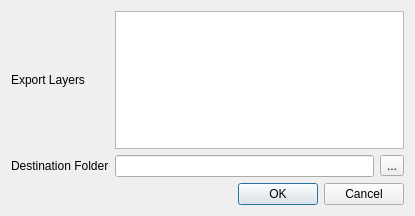
rjspiers/qgis-batch-save-layers, file batch_save_layers_dialog_base.ui: the form before one commit.
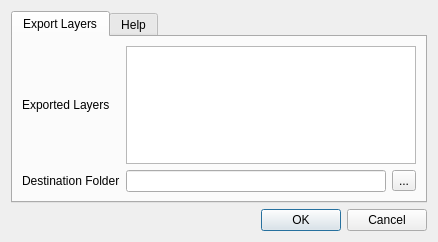
The form after the commit.

The edit to the form file:
```diff
--- a/batch_save_layers_dialog_base.ui
+++ b/batch_save_layers_dialog_base.ui
@@ -6,46 +6,84 @@
    <rect>
     <x>0</x>
     <y>0</y>
-    <width>415</width>
-    <height>216</height>
+    <width>438</width>
+    <height>235</height>
    </rect>
   </property>
   <property name="windowTitle">
    <string>Batch save as shapefile</string>
   </property>
   <layout class="QGridLayout" name="gridLayout">
-   <item row="1" column="2">
-    <widget class="QToolButton" name="toolButton">
-     <property name="toolTip">
-      <string>Set destination folder</string>
-     </property>
-     <property name="text">
-      <string>...</string>
-     </property>
-    </widget>
-   </item>
-   <item row="1" column="1">
-    <widget class="QLineEdit" name="lineEdit">
-     <property name="toolTip">
-      <string>Set destination folder</string>
-     </property>
-    </widget>
-   </item>
    <item row="0" column="0">
-    <widget class="QLabel" name="label">
-     <property name="text">
-      <string>&lt;html&gt;&lt;head/&gt;&lt;body&gt;&lt;p&gt;Export Layers&lt;/p&gt;&lt;/body&gt;&lt;/html&gt;</string>
+    <widget class="QTabWidget" name="tabWidget">
+     <property name="currentIndex">
+      <number>0</number>
      </property>
+     <widget class="QWidget" name="tab">
+      <attribute name="title">
+       <string>Export Layers</string>
+      </attribute>
+      <layout class="QGridLayout" name="gridLayout_2">
+       <item row="0" column="0">
+        <widget class="QLabel" name="label">
+         <property name="text">
+          <string>Exported Layers</string>
+         </property>
+        </widget>
+       </item>
+       <item row="1" column="0">
+        <widget class="QLabel" name="label_2">
+         <property name="text">
+          <string>Destination Folder</string>
+         </property>
+        </widget>
+       </item>
+       <item row="1" column="1">
+        <widget class="QLineEdit" name="lineEdit">
+         <property name="toolTip">
+          <string>Set destination folder</string>
+         </property>
+        </widget>
+       </item>
+       <item row="1" column="2">
+        <widget class="QToolButton" name="toolButton">
+         <property name="toolTip">
+          <string>Set destination folder</string>
+         </property>
+         <property name="text">
+          <string>...</string>
+         </property>
+        </widget>
+       </item>
+       <item row="0" column="1" colspan="2">
+        <widget class="QListWidget" name="listWidget">
+         <property name="toolTip">
+          <string>These layers will all be exported</string>
+         </property>
+         <property name="selectionMode">
+          <enum>QAbstractItemView::NoSelection</enum>
+         </property>
+        </widget>
+       </item>
+      </layout>
+     </widget>
+     <widget class="QWidget" name="tab_2">
+      <attribute name="title">
+       <string>Help</string>
+      </attribute>
+      <layout class="QGridLayout" name="gridLayout_3">
+       <item row="0" column="0">
+        <widget class="QLabel" name="label_3">
+         <property name="text">
+          <string>&lt;html&gt;&lt;head/&gt;&lt;body&gt;&lt;p&gt;&lt;span style=&quot; font-weight:600; text-decoration: underline;&quot;&gt;Exported Layers&lt;/span&gt;&lt;/p&gt;&lt;p&gt;All vector layers open in QGIS will be exported.&lt;/p&gt;&lt;p&gt;&lt;span style=&quot; font-weight:600; text-decoration: underline;&quot;&gt;Filetypes&lt;/span&gt;&lt;/p&gt;&lt;p&gt;Currently ESRI Shapefile, MapInfo File, KML and GeoJSON are exported.&lt;/p&gt;&lt;p&gt;&lt;span style=&quot; font-weight:600; text-decoration: underline;&quot;&gt;Destination Folders&lt;/span&gt;&lt;/p&gt;&lt;p&gt;Filetypes are exported to separate folders in the destination folder.&lt;/p&gt;&lt;/body&gt;&lt;/html&gt;</string>
+         </property>
+        </widget>
+       </item>
+      </layout>
+     </widget>
     </widget>
    </item>
-   <item row="1" column="0">
-    <widget class="QLabel" name="label_2">
-     <property name="text">
-      <string>Destination Folder</string>
-     </property>
-    </widget>
-   </item>
-   <item row="2" column="1" colspan="2">
+   <item row="2" column="0">
     <widget class="QDialogButtonBox" name="button_box">
      <property name="orientation">
       <enum>Qt::Horizontal</enum>
@@ -55,16 +93,6 @@
      </property>
     </widget>
    </item>
-   <item row="0" column="1" colspan="2">
-    <widget class="QListWidget" name="listWidget">
-     <property name="toolTip">
-      <string>These layers will all be exported as shapefiles</string>
-     </property>
-     <property name="selectionMode">
-      <enum>QAbstractItemView::NoSelection</enum>
-     </property>
-    </widget>
-   </item>
   </layout>
  </widget>
  <resources/>
```
Left out of the diff: 2 changed lines with no effect on the pictures.
